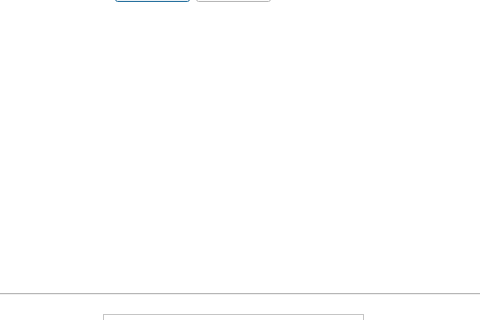
Qt form standa_pyrpl_gui.ui (treeTUkl/pyrpl_user_dir) before a commit; both pictures show x 157 to 637 and y 196 to 516 of the 785 by 810 pixel window.
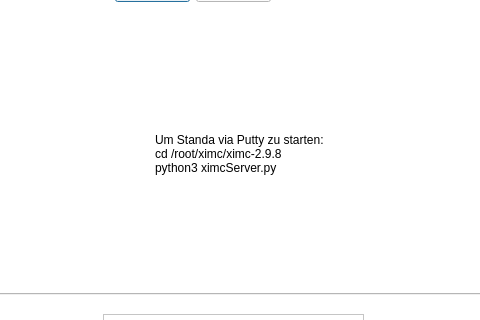
The same form after that commit.

What changed in the file:
```diff
--- a/standa_pyrpl_gui.ui
+++ b/standa_pyrpl_gui.ui
@@ -824,6 +824,22 @@
       <property name="autoFillBackground">
        <bool>false</bool>
       </property>
+      <widget class="QLabel" name="label_7">
+       <property name="geometry">
+        <rect>
+         <x>250</x>
+         <y>110</y>
+         <width>171</width>
+         <height>81</height>
+        </rect>
+       </property>
+       <property name="text">
+        <string>Um Standa via Putty zu starten:
+cd /root/ximc/ximc-2.9.8
+python3 ximcServer.py
+</string>
+       </property>
+      </widget>
      </widget>
      <zorder>StandaWidget</zorder>
      <zorder>Standa_Connect_Button</zorder>
```
